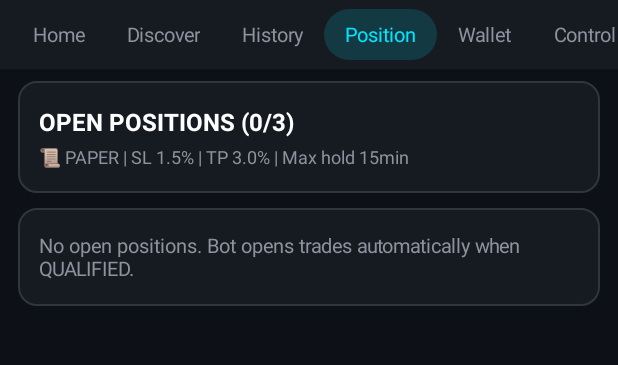
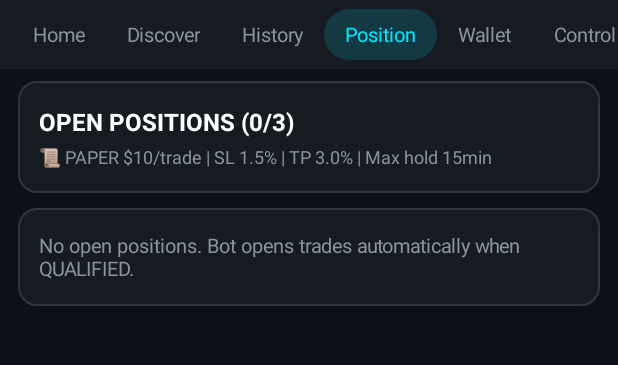
Before and after one commit to joyarnold16/joy.arnold16, an Android app: the screen it shows after launch (DexActivity), after a tap on "Position", on a phone screen of 412 x 824 dp, the part 113-478 px from its top. Run offline under Robolectric (Android 15) with nearby library versions, the phone set to English and light mode, and no system bars; libraries missing offline, so code that uses them is left out: org.web3j.crypto; pictures from the network do not load; 2 statements that could not run were skipped; 1 other tap on this screen came first.

Commit message:
Fix settings reset on entry and add paper trade amount setting
Two bugs fixed:

1. Settings reset every entry (manual mode):
   BotEvolution.evolve() was called unconditionally in openPosition()
   and notifyClose(), even when autoMode=false. Once 5+ trades closed,
   ML silently overwrote user-set SL, TP, liquidity and strategy on every
   trade open/close. Removed the unconditional calls — drainQueue() already
   has the correct `if (store.autoMode)` guard and is the single call site.
   Also added store.reload() at the top of drainQueue() so any settings the
   user saves in Control tab are picked up immediately by the engine without
   needing a service restart.

2. No paper trade amount setting:
   Paper mode was hardcoded to $10 per trade with no way to change it.
   Added paperTradeAmountUsd field (default $10) to DexAppStore with
   save/load support. Added "Paper trade amount (USD)" field in the
   Control tab → Scanner Settings card (always visible, no live mode
   needed). Position tab header now shows trade size for both modes.

Co-Authored-By: Claude Opus 4.8 <noreply@anthropic.com>
Claude-Session: https://claude.ai/code/session_01R9X9xGptWZGxWQBZgWAg7Z

```diff
--- a/app/src/main/java/com/nanu/aitradingbot/DexActivity.java
+++ b/app/src/main/java/com/nanu/aitradingbot/DexActivity.java
@@ -591,7 +591,9 @@ public class DexActivity extends Activity {
         tv2(header, "OPEN POSITIONS (" + open.size() + "/" + store.maxPositions + ")",
             16, WHITE, Typeface.BOLD);
         String modeLabel = store.liveMode ? "🟢 LIVE" : "📜 PAPER";
-        tv2(header, modeLabel + " | SL " + store.stopLossPercent + "% | TP " + store.takeProfitPercent
+        double posSize = store.liveMode ? store.tradeAmountUsd : store.paperTradeAmountUsd;
+        tv2(header, modeLabel + " $" + String.format("%.0f", posSize) + "/trade"
+            + " | SL " + store.stopLossPercent + "% | TP " + store.takeProfitPercent
             + "% | Max hold " + store.maxHoldMinutes + "min", 12, GREY, Typeface.NORMAL);
 
         if (open.isEmpty()) {
@@ -853,6 +855,10 @@ public class DexActivity extends Activity {
             String.valueOf(store.maxDailyTrades),
             "Maximum number of trades the bot opens in one day. Resets at midnight. "
             + "Set lower to limit exposure. 0 = unlimited.");
+        EditText paperAmt = infoRow(scanCard, "Paper trade amount (USD)",
+            String.valueOf(store.paperTradeAmountUsd),
+            "Virtual USD size per paper trade. This is not real money — it determines the "
+            + "simulated P/L shown in History. Default $10. Set to match what you plan to use in live mode.");
         scanCard.addView(gap(8));
         Button saveBtn = bigBtn("Save Scanner Settings", CYAN);
         saveBtn.setOnClickListener(v -> {
@@ -866,6 +872,8 @@ public class DexActivity extends Activity {
                 store.maxScanTokens     = Math.min(90, Math.max(5, tok));
                 int daily = Integer.parseInt(maxDaily.getText().toString());
                 store.maxDailyTrades    = daily <= 0 ? Integer.MAX_VALUE : daily;
+                double pa = Double.parseDouble(paperAmt.getText().toString());
+                store.paperTradeAmountUsd = Math.max(1.0, pa);
                 store.save();
                 Toast.makeText(this, "Scanner settings saved", Toast.LENGTH_SHORT).show();
             } catch (Exception e) {
--- a/app/src/main/java/com/nanu/aitradingbot/DexAppStore.java
+++ b/app/src/main/java/com/nanu/aitradingbot/DexAppStore.java
@@ -36,11 +36,12 @@ public class DexAppStore {
     public boolean autoMode     = false;
 
     // Live mode (off by default — paper first)
-    public boolean liveMode     = false;
-    public boolean liveChainBnb = false;
-    public boolean liveChainSol = false;
-    public double  tradeAmountUsd = 0;
-    public int     slippageBps    = 300; // 3.0% max slippage on live swaps
+    public boolean liveMode           = false;
+    public boolean liveChainBnb       = false;
+    public boolean liveChainSol       = false;
+    public double  tradeAmountUsd     = 0;    // live mode position size
+    public double  paperTradeAmountUsd = 10.0; // paper mode position size (virtual USD)
+    public int     slippageBps        = 300;  // 3.0% max slippage on live swaps
 
     // Telegram
     public String telegramToken  = "";
@@ -91,7 +92,8 @@ public class DexAppStore {
             .putBoolean("liveMode",    liveMode)
             .putBoolean("liveBnb",     liveChainBnb)
             .putBoolean("liveSol",     liveChainSol)
-            .putFloat("tradeAmt",     (float) tradeAmountUsd)
+            .putFloat("tradeAmt",      (float) tradeAmountUsd)
+            .putFloat("paperAmt",      (float) paperTradeAmountUsd)
             .putInt("slippageBps",    slippageBps)
             .putString("tgToken",   telegramToken)
             .putString("tgChat",    telegramChatId)
@@ -124,11 +126,12 @@ public class DexAppStore {
         minAlgoScore       = prefs.getInt("minAlgoScore",   55);
         useTrailingStop    = prefs.getBoolean("trailStop",   true);
         trailingStopPct    = prefs.getFloat("trailPct",      1.0f);
-        liveMode           = prefs.getBoolean("liveMode",   false);
-        liveChainBnb       = prefs.getBoolean("liveBnb",    false);
-        liveChainSol       = prefs.getBoolean("liveSol",    false);
-        tradeAmountUsd     = prefs.getFloat("tradeAmt",     0f);
-        slippageBps        = prefs.getInt("slippageBps",    300);
+        liveMode            = prefs.getBoolean("liveMode",   false);
+        liveChainBnb        = prefs.getBoolean("liveBnb",    false);
+        liveChainSol        = prefs.getBoolean("liveSol",    false);
+        tradeAmountUsd      = prefs.getFloat("tradeAmt",     0f);
+        paperTradeAmountUsd = prefs.getFloat("paperAmt",     10.0f);
+        slippageBps         = prefs.getInt("slippageBps",    300);
         telegramToken      = prefs.getString("tgToken",  "");
         telegramChatId     = prefs.getString("tgChat",   "");
         mlStrategy         = prefs.getString("mlStrat",  "BALANCED");
@@ -257,7 +260,7 @@ public class DexAppStore {
         r.strategyName    = mlStrategy;
         r.confidenceScore = c.score;
         r.patterns        = new ArrayList<>(c.patterns);
-        r.amountUsd       = liveMode ? tradeAmountUsd : 10.0;
+        r.amountUsd       = liveMode ? tradeAmountUsd : paperTradeAmountUsd;
         r.isLive          = liveMode;
         r.peakPrice       = c.priceUsd;
         List<TradeRecord> list = loadHistory();
```
Also changed, not shown: app/src/main/java/com/nanu/aitradingbot/DexEngine.java (+4 -3 lines).
